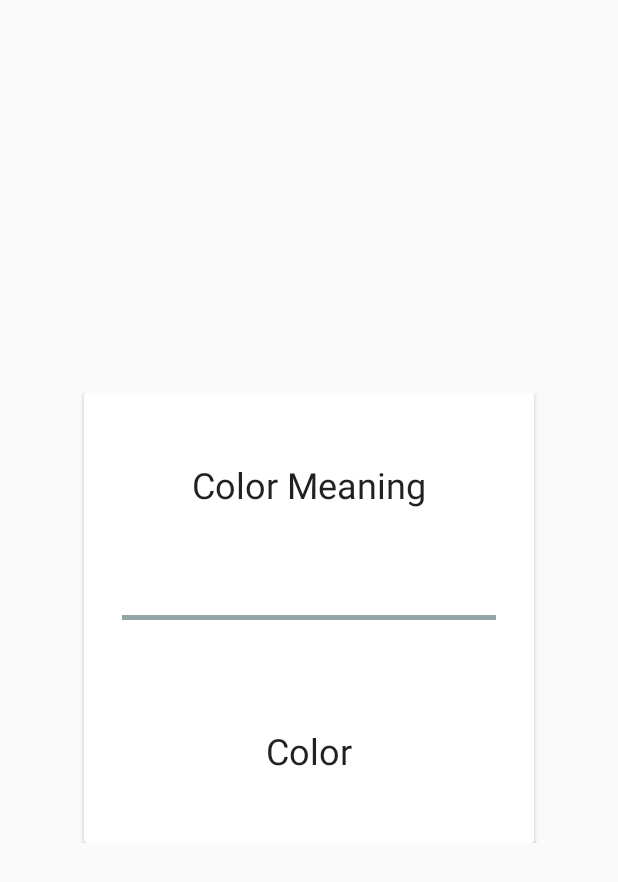
After one commit to ofirelarat/ColorMatched, an Android app: the layout card_item.xml on its own in the app's theme, with its tools: preview values and no code run, on a phone screen of 412 x 824 dp. The commit adds this screen. Shown: the top 882 px of the screen. Run offline under Robolectric (Android 15) with nearby library versions, the phone set to English and light mode, and no system bars.

Commit message:
card stack view

```diff
--- a/app/build.gradle
+++ b/app/build.gradle
@@ -22,9 +22,12 @@ android {
 dependencies {
     implementation fileTree(dir: 'libs', include: ['*.jar'])
     implementation 'androidx.appcompat:appcompat:1.1.0'
-    implementation 'androidx.constraintlayout:constraintlayout:1.1.3'
     testImplementation 'junit:junit:4.12'
     androidTestImplementation 'androidx.test:runner:1.2.0'
     androidTestImplementation 'androidx.test.espresso:espresso-core:3.2.0'
 
+    implementation 'androidx.cardview:cardview:1.0.0'
+    implementation 'androidx.recyclerview:recyclerview:1.1.0'
+
+    implementation 'com.yuyakaido.android:card-stack-view:2.3.4'
 }
--- /dev/null
+++ b/app/src/main/res/layout/card_item.xml
@@ -0,0 +1,41 @@
+<?xml version="1.0" encoding="utf-8"?>
+<FrameLayout xmlns:android="http://schemas.android.com/apk/res/android"
+    android:layout_gravity="center"
+    android:layout_width="match_parent"
+    android:layout_height="wrap_content">
+
+    <androidx.cardview.widget.CardView
+        android:layout_width="300dp"
+        android:layout_height="300dp"
+        android:layout_gravity="center"
+        android:padding="10dp">
+        <LinearLayout
+            android:layout_width="match_parent"
+            android:layout_height="match_parent"
+            android:weightSum="2"
+            android:orientation="vertical">
+            <TextView
+                android:id="@+id/meaningColor"
+                android:layout_width="match_parent"
+                android:layout_height="wrap_content"
+                android:textAppearance="@style/TextAppearance.AppCompat.Headline"
+                android:text="Color Meaning"
+                android:layout_weight="1"
+                android:gravity="center"/>
+            <View
+              android:layout_width="match_parent"
+                android:layout_height="3dp"
+                android:background="#95a5a6"
+                android:layout_weight="0"
+                android:layout_margin="25dp"/>
+            <TextView
+                android:id="@+id/matchingColor"
+                android:layout_width="match_parent"
+                android:layout_height="wrap_content"
+                android:textAppearance="@style/TextAppearance.AppCompat.Headline"
+                android:text="Color"
+                android:layout_weight="1"
+                android:gravity="center"/>
+        </LinearLayout>
+    </androidx.cardview.widget.CardView>
+</FrameLayout>
```
Also changed, not shown: app/src/main/java/com/ofirelarat/colormatched/CardItemAdapter.java (added, +46 -0 lines), app/src/main/java/com/ofirelarat/colormatched/CardItemModel.java (added, +57 -0 lines), app/src/main/java/com/ofirelarat/colormatched/CardItemViewHolder.java (added, +25 -0 lines), app/src/main/java/com/ofirelarat/colormatched/MainActivity.java (+67 -1 lines), app/src/main/res/layout/activity_main.xml (+17 -9 lines).
